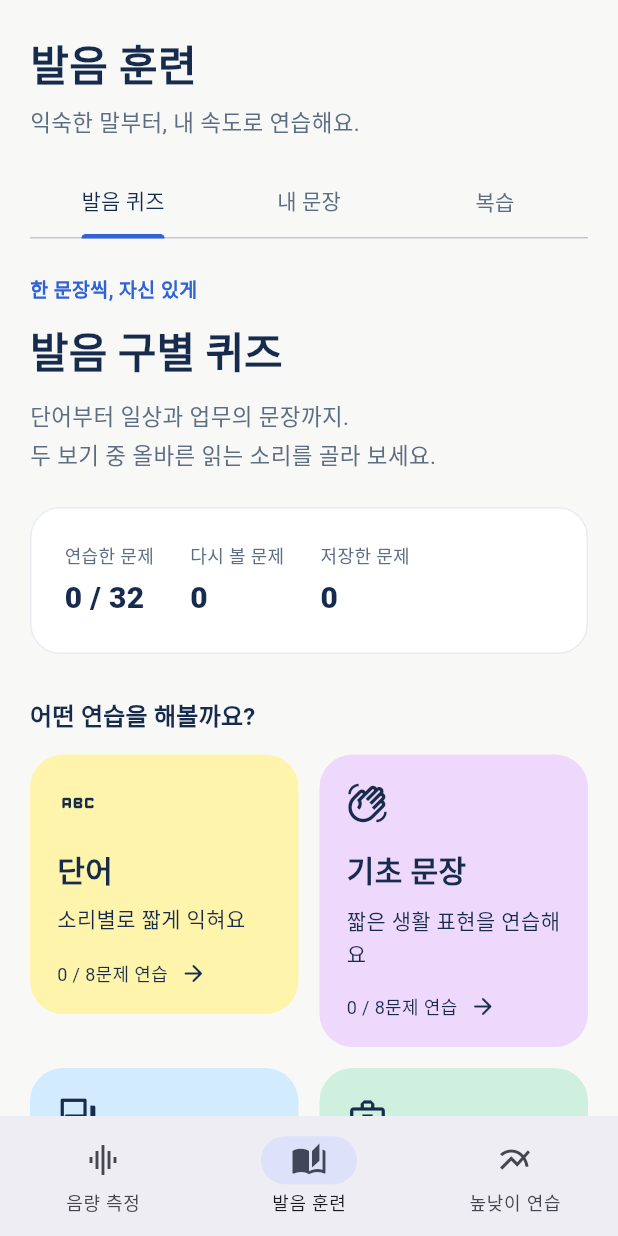
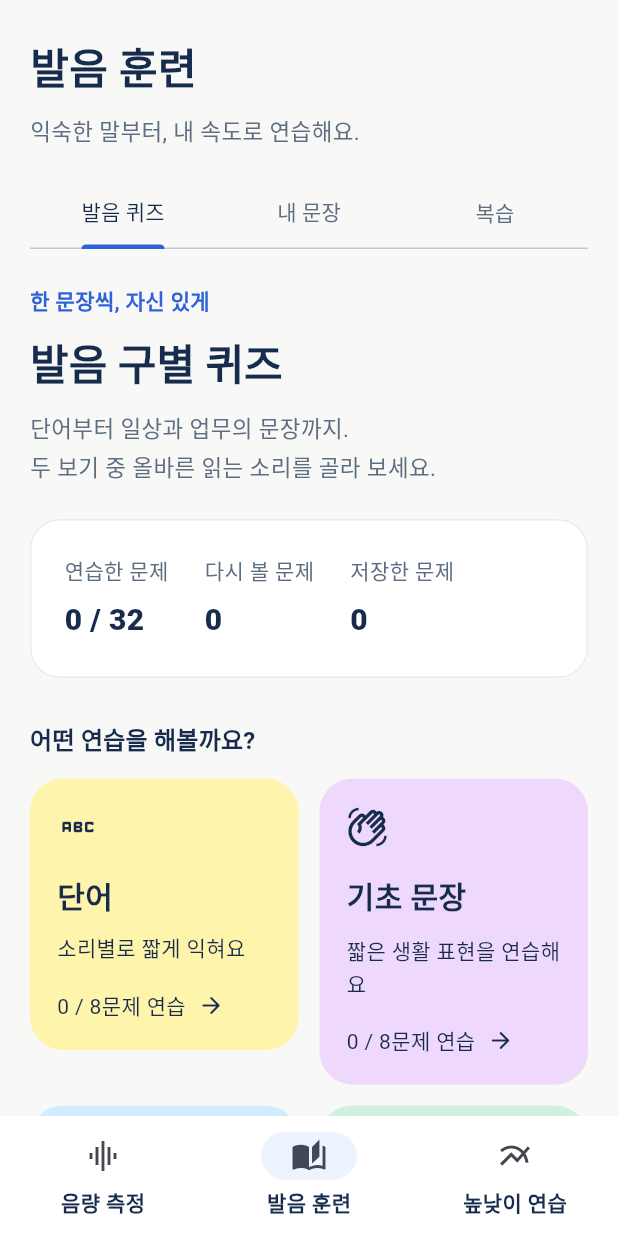
Before and after one commit to h-gunp/voicewow, a Flutter app: the screen it shows after launch, on a phone screen of 412 x 824 dp. Run offline on Flutter 3.47's test engine with Material 3 defaults, Android fonts, the phone set to English and light mode, and no system bars; our stand-ins replace flutter_tts, just_audio, shared_preferences; missing offline and left inert: dart:js_interop, record; Roboto replaces fonts that are missing (Pretendard).

Commit message:
Unify accessible typography and interface styling

```diff
--- a/apps/client/lib/app_theme.dart
+++ b/apps/client/lib/app_theme.dart
@@ -16,10 +16,42 @@ ThemeData buildAppTheme() => ThemeData(
     brightness: Brightness.light,
   ),
   scaffoldBackgroundColor: canvas,
-  textTheme: ThemeData.light().textTheme.apply(
-    bodyColor: ink,
-    displayColor: ink,
+  fontFamily: 'Pretendard',
+  navigationBarTheme: NavigationBarThemeData(
+    backgroundColor: Colors.white,
+    indicatorColor: wash,
+    labelTextStyle: WidgetStateProperty.all(
+      const TextStyle(fontSize: 14, fontWeight: FontWeight.w600, color: ink),
+    ),
   ),
+  inputDecorationTheme: InputDecorationTheme(
+    filled: true,
+    fillColor: Colors.white,
+    border: OutlineInputBorder(
+      borderRadius: BorderRadius.circular(14),
+      borderSide: const BorderSide(color: line),
+    ),
+    enabledBorder: OutlineInputBorder(
+      borderRadius: BorderRadius.circular(14),
+      borderSide: const BorderSide(color: line),
+    ),
+  ),
+  textTheme: ThemeData.light().textTheme
+      .apply(fontFamily: 'Pretendard', bodyColor: ink, displayColor: ink)
+      .copyWith(
+        bodyLarge: const TextStyle(
+          fontFamily: 'Pretendard',
+          fontSize: 16,
+          height: 1.6,
+          color: ink,
+        ),
+        bodyMedium: const TextStyle(
+          fontFamily: 'Pretendard',
+          fontSize: 14,
+          height: 1.6,
+          color: ink,
+        ),
+      ),
   filledButtonTheme: FilledButtonThemeData(
     style: FilledButton.styleFrom(
       backgroundColor: blue,
--- a/apps/client/lib/features/pronunciation/presentation/pronunciation_screen.dart
+++ b/apps/client/lib/features/pronunciation/presentation/pronunciation_screen.dart
@@ -62,7 +62,7 @@ class _PronunciationScreenState extends State<PronunciationScreen> {
     length: 3,
     child: Center(
       child: ConstrainedBox(
-        constraints: const BoxConstraints(maxWidth: 1040),
+        constraints: const BoxConstraints(maxWidth: 800),
         child: Padding(
           padding: const EdgeInsets.symmetric(horizontal: 20),
           child: Column(
@@ -376,7 +376,7 @@ class _PersonalGuideViewState extends State<_PersonalGuideView>
               padding: EdgeInsets.only(top: 10),
               child: Text(
                 '예시 음성은 기기의 한국어 음성으로 재생돼요.',
-                style: TextStyle(color: muted, fontSize: 13),
+                style: TextStyle(color: muted, fontSize: 14),
               ),
             ),
           ],
--- a/apps/client/lib/features/pronunciation/presentation/quiz_training_view.dart
+++ b/apps/client/lib/features/pronunciation/presentation/quiz_training_view.dart
@@ -175,7 +175,7 @@ class _QuizTrainingViewState extends State<QuizTrainingView> {
           child: Align(
             alignment: Alignment.topCenter,
             child: ConstrainedBox(
-              constraints: const BoxConstraints(maxWidth: 960),
+              constraints: const BoxConstraints(maxWidth: 800),
               child: _session != null
                   ? _summary
                         ? _buildSummary(context)
@@ -256,7 +256,7 @@ class _QuizTrainingViewState extends State<QuizTrainingView> {
         const SizedBox(height: 16),
         Text(
           catalogReadingNote,
-          style: const TextStyle(color: muted, fontSize: 12, height: 1.6),
+          style: const TextStyle(color: muted, fontSize: 14, height: 1.6),
         ),
       ],
     );
@@ -319,7 +319,7 @@ class _QuizTrainingViewState extends State<QuizTrainingView> {
                 children: [
                   Text(
                     '$completed / ${items.length}문제 연습',
-                    style: const TextStyle(color: ink, fontSize: 12),
+                    style: const TextStyle(color: ink, fontSize: 14),
                   ),
                   const Icon(Icons.arrow_forward_rounded, size: 18, color: ink),
                 ],
@@ -526,7 +526,7 @@ class _QuizTrainingViewState extends State<QuizTrainingView> {
                       showCategory
                           ? '${item.category.label} · ${item.group}'
                           : item.group,
-                      style: const TextStyle(color: muted, fontSize: 12),
+                      style: const TextStyle(color: muted, fontSize: 14),
                     ),
                     const SizedBox(height: 7),
                     Text(
@@ -548,7 +548,7 @@ class _QuizTrainingViewState extends State<QuizTrainingView> {
                         color: answered == true
                             ? const Color(0xff267153)
                             : muted,
-                        fontSize: 12,
+                        fontSize: 14,
                       ),
                     ),
                   ],
@@ -628,7 +628,7 @@ class _QuizTrainingViewState extends State<QuizTrainingView> {
             children: [
               const Text(
                 '연습할 표현',
-                style: TextStyle(color: muted, fontSize: 12),
+                style: TextStyle(color: muted, fontSize: 14),
               ),
               const SizedBox(height: 12),
               Text(
@@ -681,7 +681,7 @@ class _QuizTrainingViewState extends State<QuizTrainingView> {
           const SizedBox(height: 12),
           const Text(
             '괄호 안은 읽는 소리예요. 답을 고르면 발음 설명을 볼 수 있어요.',
-            style: TextStyle(color: muted, fontSize: 12, height: 1.6),
+            style: TextStyle(color: muted, fontSize: 14, height: 1.6),
           ),
         ] else ...[
           Semantics(
@@ -733,7 +733,7 @@ class _QuizTrainingViewState extends State<QuizTrainingView> {
                   if (!correct)
                     const Text(
                       '이 문제는 복습 목록에 담았어요.',
-                      style: TextStyle(color: muted, fontSize: 12, height: 1.5),
+                      style: TextStyle(color: muted, fontSize: 14, height: 1.5),
                     ),
                   const SizedBox(height: 12),
                   Wrap(
@@ -764,7 +764,7 @@ class _QuizTrainingViewState extends State<QuizTrainingView> {
                     message: item.sourceUrl,
                     child: const Text(
                       '국립국어원 발음 자료를 참고했어요.',
-                      style: TextStyle(color: muted, fontSize: 11, height: 1.5),
+                      style: TextStyle(color: muted, fontSize: 14, height: 1.5),
                     ),
                   ),
                 ],
@@ -997,7 +997,7 @@ class _Eyebrow extends StatelessWidget {
     text,
     style: const TextStyle(
       color: blue,
-      fontSize: 13,
+      fontSize: 14,
       fontWeight: FontWeight.w700,
       height: 1.5,
     ),
@@ -1032,7 +1032,7 @@ class _Stat extends StatelessWidget {
     crossAxisAlignment: CrossAxisAlignment.start,
     mainAxisSize: MainAxisSize.min,
     children: [
-      Text(label, style: const TextStyle(color: muted, fontSize: 12)),
+      Text(label, style: const TextStyle(color: muted, fontSize: 14)),
       const SizedBox(height: 5),
       Text(
         value,
@@ -1056,7 +1056,7 @@ class _Hint extends StatelessWidget {
       Expanded(
         child: Text(
           text,
-          style: const TextStyle(color: muted, height: 1.65, fontSize: 13),
+          style: const TextStyle(color: muted, height: 1.65, fontSize: 14),
         ),
       ),
     ],
--- a/apps/client/pubspec.yaml
+++ b/apps/client/pubspec.yaml
@@ -18,5 +18,11 @@ dev_dependencies:
     sdk: flutter
 flutter:
   uses-material-design: true
+  fonts:
+    - family: Pretendard
+      fonts:
+        - asset: assets/fonts/PretendardVariable.ttf
   assets:
     - assets/prosody/guides/
+    - assets/fonts/OFL.txt
+    - web/prosody/vendor/supertonic/LICENSE-model.txt
```
Also changed, not shown: apps/client/assets/fonts/OFL.txt (added, +94 -0 lines), apps/client/lib/features/prosody/presentation/prosody_screen.dart (+15 -15 lines), apps/client/lib/features/prosody/widgets/prosody_chart.dart (+34 -20 lines), apps/client/lib/main.dart (+12 -0 lines), apps/client/lib/screens/meter_screen.dart (+16 -10 lines), apps/client/lib/screens/scenario_screen.dart (+4 -4 lines), 10 other files.
